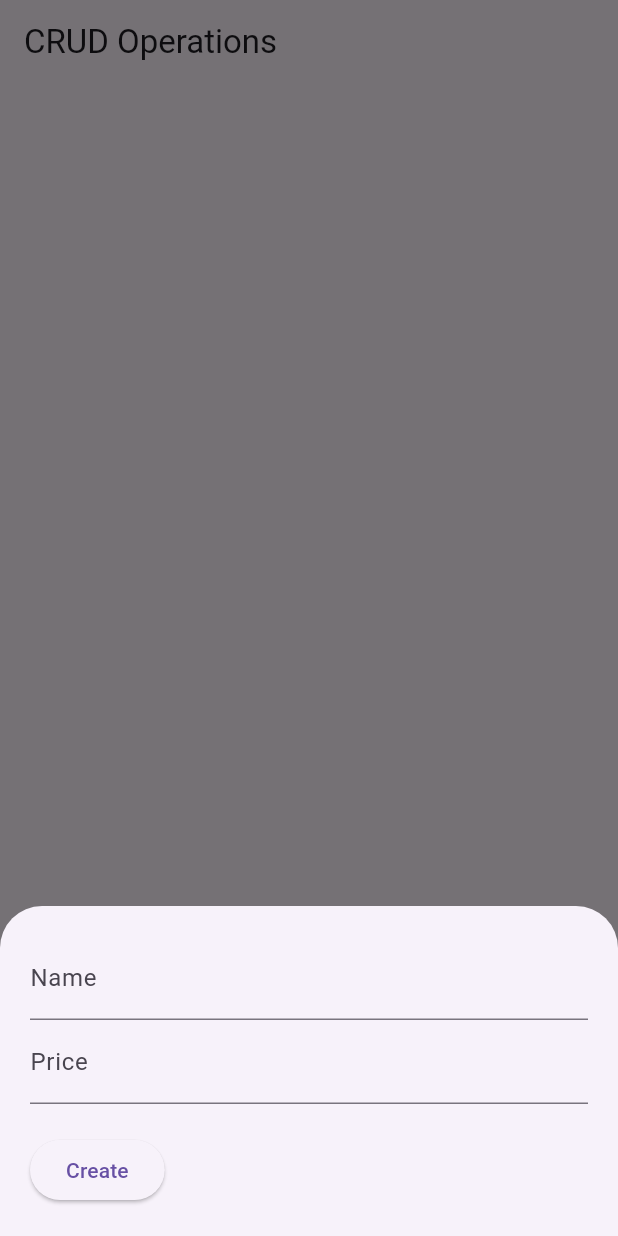
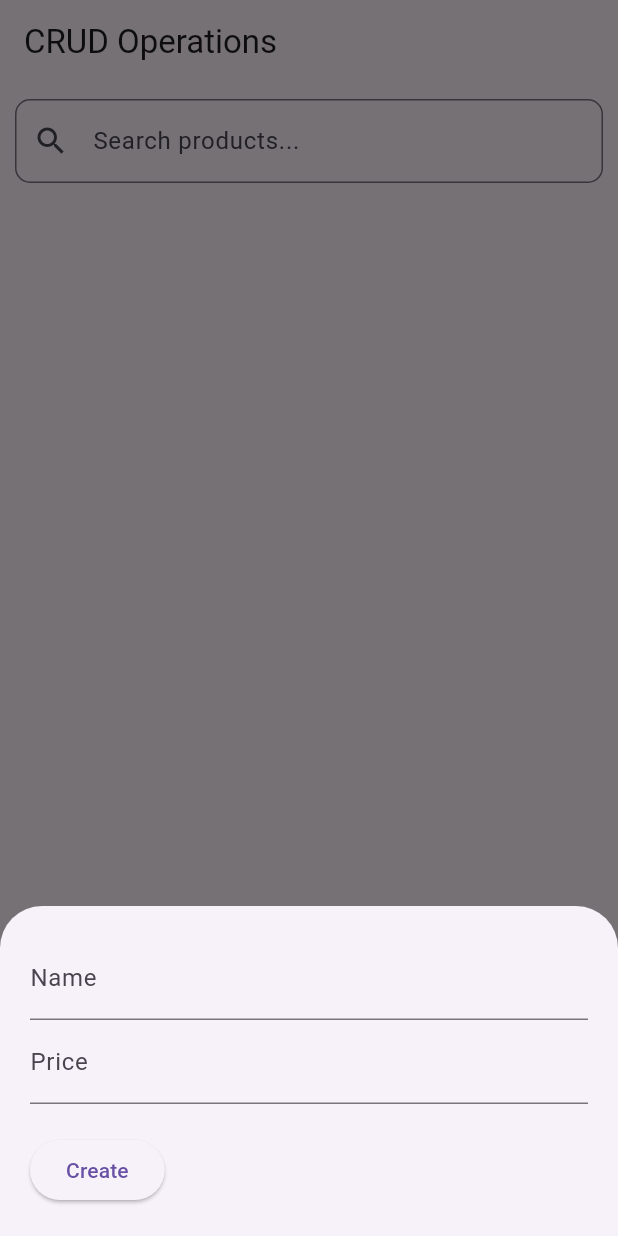
Before and after one commit to theEricHoang/my_product_app, a Flutter app: the screen it shows after launch, after a tap on the "add" icon, on a phone screen of 412 x 824 dp. Run offline on Flutter 3.47's test engine with Material 3 defaults, Android fonts, the phone set to English and light mode, and no system bars; our stand-ins replace cloud_firestore, firebase_core; accounts and stored records are empty.

Commit message:
feat: search bar

```diff
--- a/lib/main.dart
+++ b/lib/main.dart
@@ -32,10 +32,24 @@ class HomePage extends StatefulWidget {
 class _HomePageState extends State<HomePage> {
   final TextEditingController _nameController = TextEditingController();
   final TextEditingController _priceController = TextEditingController();
+  final TextEditingController _searchController = TextEditingController();
+  String _searchQuery = '';
 
   final CollectionReference _products = FirebaseFirestore.instance.collection(
     'products',
   );
+
+  List<QueryDocumentSnapshot> _filterProducts(
+    List<QueryDocumentSnapshot> docs,
+  ) {
+    if (_searchQuery.isEmpty) return docs;
+    final lowerQuery = _searchQuery.toLowerCase();
+    return docs
+        .where(
+          (doc) => (doc['name'] as String).toLowerCase().contains(lowerQuery),
+        )
+        .toList();
+  }
 
   Future<void> _createOrUpdate([DocumentSnapshot? documentSnapshot]) async {
     String action = 'create';
@@ -110,15 +124,39 @@ class _HomePageState extends State<HomePage> {
   Widget build(BuildContext context) {
     return Scaffold(
       appBar: AppBar(title: const Text('CRUD Operations')),
-      body: StreamBuilder(
+      body: Column(
+        children: [
+          Padding(
+            padding: const EdgeInsets.all(10),
+            child: TextField(
+              controller: _searchController,
+              decoration: InputDecoration(
+                hintText: 'Search products...',
+                prefixIcon: const Icon(Icons.search),
+                border: OutlineInputBorder(
+                  borderRadius: BorderRadius.circular(10),
+                ),
+              ),
+              onChanged: (value) {
+                setState(() {
+                  _searchQuery = value;
+                });
+              },
+            ),
+          ),
+          Expanded(
+            child: StreamBuilder(
               stream: _products.snapshots(),
               builder: (context, AsyncSnapshot<QuerySnapshot> streamSnapshot) {
                 if (streamSnapshot.hasData) {
+                  final filteredDocs = _filterProducts(
+                    streamSnapshot.data!.docs,
+                  );
                   return ListView.builder(
-              itemCount: streamSnapshot.data!.docs.length,
+                    itemCount: filteredDocs.length,
                     itemBuilder: (context, index) {
                       final DocumentSnapshot documentSnapshot =
-                    streamSnapshot.data!.docs[index];
+                          filteredDocs[index];
                       return Card(
                         margin: const EdgeInsets.all(10),
                         child: ListTile(
@@ -130,7 +168,8 @@ class _HomePageState extends State<HomePage> {
                               children: [
                                 IconButton(
                                   icon: const Icon(Icons.edit),
-                            onPressed: () => _createOrUpdate(documentSnapshot),
+                                  onPressed: () =>
+                                      _createOrUpdate(documentSnapshot),
                                 ),
                                 IconButton(
                                   icon: const Icon(Icons.delete),
@@ -148,6 +187,9 @@ class _HomePageState extends State<HomePage> {
                 return const Center(child: CircularProgressIndicator());
               },
             ),
+          ),
+        ],
+      ),
       floatingActionButton: FloatingActionButton(
         onPressed: () => _createOrUpdate(),
         child: const Icon(Icons.add),
```
Lines whose indentation alone changed are shown as unchanged.
